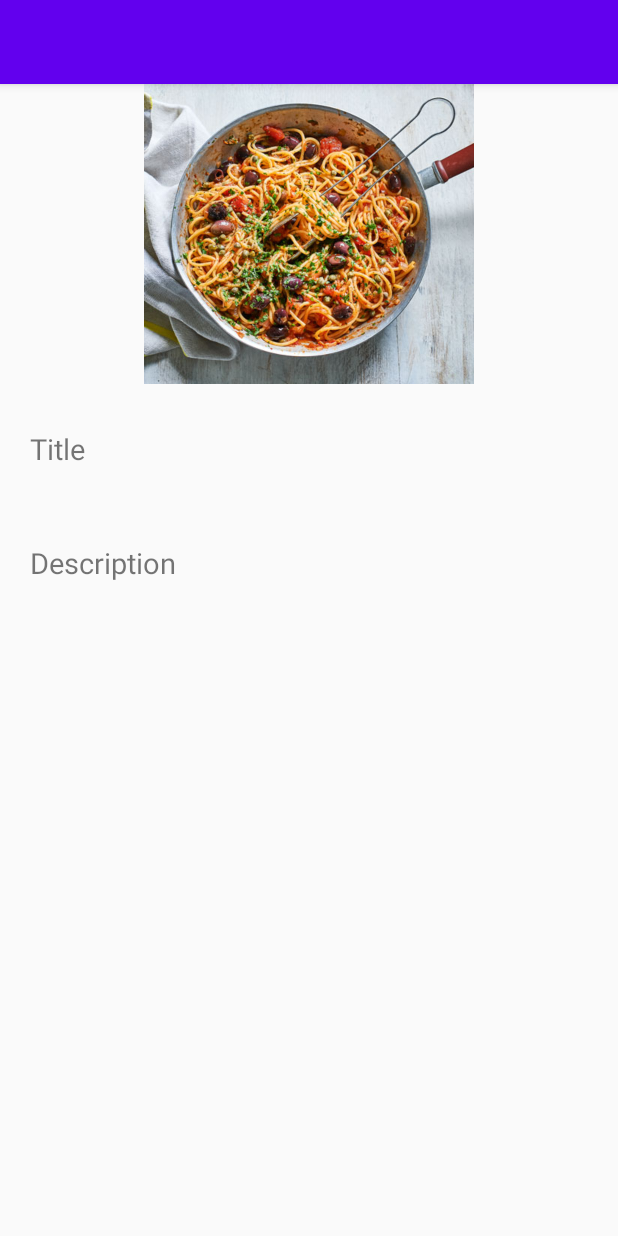
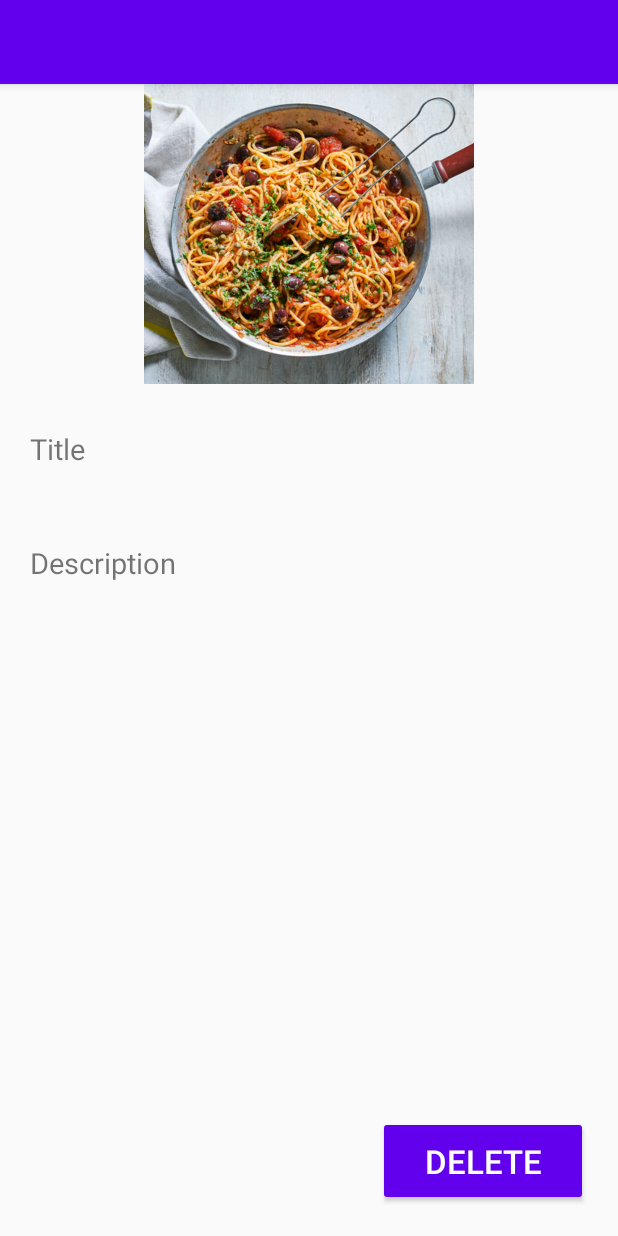
Before and after one commit to tenzinsparkss/FoodRecipe, an Android app: the FoodDetailActivity screen opened directly, with no data from a screen before it, on a phone screen of 412 x 824 dp. Run offline under Robolectric (Android 15) with nearby library versions, the phone set to English and light mode, and no system bars; our stand-ins replace Firebase (no records; nobody signed in at launch, a user with empty details on screens opened directly).

Commit message:
added delete method

```diff
--- a/FoodRecipe/app/src/main/java/com/flamingo/foodrecipe/MainActivity.java
+++ b/FoodRecipe/app/src/main/java/com/flamingo/foodrecipe/MainActivity.java
@@ -55,7 +55,7 @@ public class MainActivity extends AppCompatActivity {
 
         myFoodList = new ArrayList<>();
 
-        final MyAdapter myAdapter = new MyAdapter(MainActivity.this, myFoodList);
+        myAdapter = new MyAdapter(MainActivity.this, myFoodList);
         mRecyclerView.setAdapter(myAdapter);
 
         databaseReference = FirebaseDatabase.getInstance().getReference("Flamingo_FoodRecipe");
@@ -70,6 +70,7 @@ public class MainActivity extends AppCompatActivity {
                 for(DataSnapshot itemSnapshot: dataSnapshot.getChildren()){
 
                     FoodInfo foodData = itemSnapshot.getValue(FoodInfo.class);
+                    foodData.setKey(itemSnapshot.getKey());//delete from db
 
                     myFoodList.add(foodData);
                 }
@@ -105,7 +106,7 @@ public class MainActivity extends AppCompatActivity {
         });
 
     }
-
+    //Search in recycler view by item title
     private void filter(String text) {
 
         ArrayList<FoodInfo> filterList = new ArrayList<>();
--- a/FoodRecipe/app/src/main/res/layout/activity_food_detail.xml
+++ b/FoodRecipe/app/src/main/res/layout/activity_food_detail.xml
@@ -32,5 +32,23 @@
         android:layout_width="match_parent"
         android:layout_height="wrap_content" />
 
+    <RelativeLayout
+        android:layout_width="match_parent"
+        android:layout_height="fill_parent" >
+
+        <Button
+            android:layout_width="140dp"
+            android:layout_height="60dp"
+            android:backgroundTint="@color/colorPrimary"
+            android:text="Delete"
+            android:textSize="22sp"
+            android:textColor="#ffffff"
+            android:layout_alignParentBottom="true"
+            android:layout_alignParentRight="true"
+            android:layout_margin="20dp"
+            android:onClick="btn_delete_Recipe"/>
+
+    </RelativeLayout>
+
 
 </LinearLayout>
--- a/FoodRecipe/app/src/main/res/layout/activity_main.xml
+++ b/FoodRecipe/app/src/main/res/layout/activity_main.xml
@@ -10,7 +10,7 @@ tools:context=".MainActivity">
         android:id="@+id/txt_searchtext"
         android:hint="Search..."
         android:textSize="22sp"
-        android:layout_margin="15dp"
+        android:layout_margin="10dp"
         android:layout_width="match_parent"
         android:layout_height="wrap_content" />
 
```
Also changed, not shown: FoodRecipe/app/src/main/java/com/flamingo/foodrecipe/FoodDetailActivity.java (+32 -1 lines), FoodRecipe/app/src/main/java/com/flamingo/foodrecipe/FoodInfo.java (+9 -0 lines), FoodRecipe/app/src/main/java/com/flamingo/foodrecipe/MyAdapter.java (+17 -0 lines).
